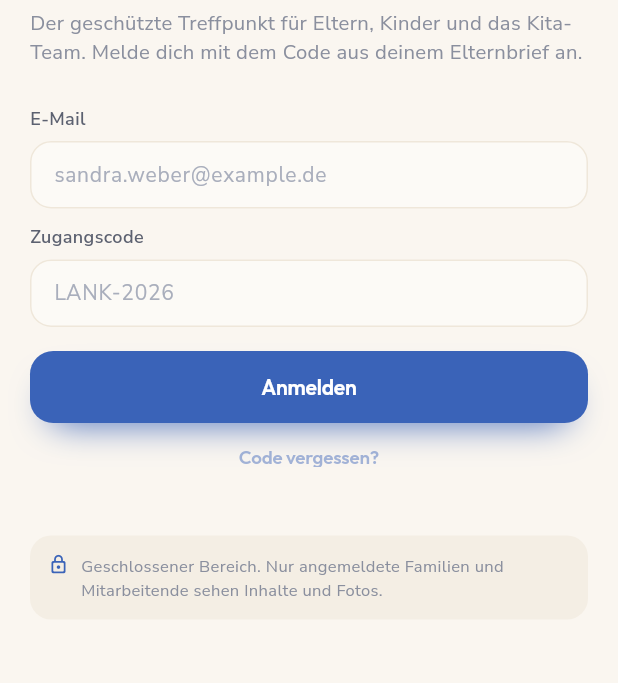
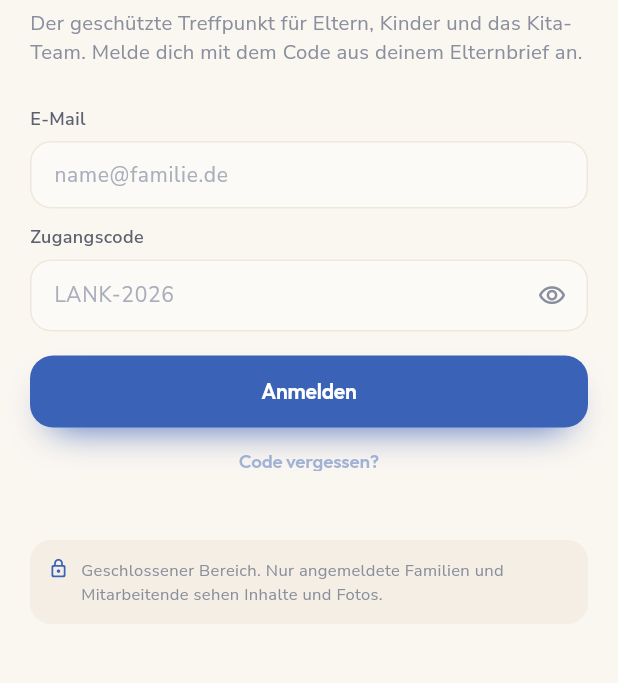
Before and after one commit to eins337/familienzentrum-app, a Flutter app: the screen it shows after launch, on a phone screen of 412 x 824 dp, the part 447-1130 px from its top. Run offline on Flutter 3.47's test engine with Material 3 defaults, Android fonts, the phone set to English and light mode, and no system bars; our stand-ins replace cached_network_image, file_picker, flutter_dotenv, flutter_riverpod, go_router, google_fonts and 2 more; accounts and stored records are empty.

Commit message:
Fix login code visibility, remove seeded email as placeholder, fix stale consent toggles
- login_screen: the Zugangscode field had no obscureText, so the access
  code was shown in cleartext while typing. Added obscureText with a
  show/hide toggle (NField/NInput gained a suffixIcon slot for this).
  Also replaced the E-Mail field's placeholder — it was a real seeded
  account's address (sandra.weber@example.de) — with a generic example.
- providers: myChildrenProvider was a one-shot FutureProvider, so the
  Profil screen's photo-consent "Freigaben" toggles (and "Wichtig für
  die Kita" hints) wrote successfully but the screen never reflected
  it — same stale-provider pattern as the earlier chat playdate card
  bug. Rebuilt it as a Provider deriving from the already-live
  allChildrenProvider stream, filtered by family, so edits update
  immediately everywhere it's read (Profil, Gruppen, Spielanfrage,
  Feed). Removed the now-unused one-shot fetchChildrenForFamily.
- profil_screen: added error feedback to the consent toggles, which
  previously failed silently on error like other fire-and-forget calls
  fixed earlier this session.

Co-Authored-By: Claude Sonnet 5 <noreply@anthropic.com>
Claude-Session: https://claude.ai/code/session_01QkWNacqdv1eayLgYvz7Xeb

```diff
--- a/app/lib/screens/login_screen.dart
+++ b/app/lib/screens/login_screen.dart
@@ -16,6 +16,7 @@ class _LoginScreenState extends ConsumerState<LoginScreen> {
   final _emailCtrl = TextEditingController();
   final _codeCtrl = TextEditingController();
   bool _loading = false;
+  bool _codeVisible = false;
   String? _error;
 
   @override
@@ -67,9 +68,18 @@ class _LoginScreenState extends ConsumerState<LoginScreen> {
                 ),
               ),
               const SizedBox(height: 26),
-              NField(label: 'E-Mail', controller: _emailCtrl, hintText: 'sandra.weber@example.de', keyboardType: TextInputType.emailAddress),
+              NField(label: 'E-Mail', controller: _emailCtrl, hintText: 'name@familie.de', keyboardType: TextInputType.emailAddress),
               const SizedBox(height: 10),
-              NField(label: 'Zugangscode', controller: _codeCtrl, hintText: 'LANK-2026'),
+              NField(
+                label: 'Zugangscode',
+                controller: _codeCtrl,
+                hintText: 'LANK-2026',
+                obscureText: !_codeVisible,
+                suffixIcon: IconButton(
+                  icon: Icon(_codeVisible ? Icons.visibility_off_outlined : Icons.visibility_outlined, size: 19, color: AppColors.muted),
+                  onPressed: () => setState(() => _codeVisible = !_codeVisible),
+                ),
+              ),
               if (_error != null) ...[
                 const SizedBox(height: 10),
                 Text(_error!, style: const TextStyle(fontSize: 12.5, color: AppColors.error)),
--- a/app/lib/services/kita_service.dart
+++ b/app/lib/services/kita_service.dart
@@ -12,11 +12,6 @@ class KitaService {
   Future<List<GroupTeamMember>> fetchGroupTeam(String groupId) async {
     final rows = await supa.from('group_team_members').select().eq('group_id', groupId).order('sort_order');
     return rows.map(GroupTeamMember.fromMap).toList();
-  }
-
-  Future<List<Child>> fetchChildrenForFamily(String familyId) async {
-    final rows = await supa.from('children').select().eq('family_id', familyId);
-    return rows.map(Child.fromMap).toList();
   }
 
   Stream<List<FamilyMember>> streamFamilyMembers() {
--- a/app/lib/widgets/n_field.dart
+++ b/app/lib/widgets/n_field.dart
@@ -17,6 +17,7 @@ class NField extends StatelessWidget {
     this.readOnly = false,
     this.onTap,
     this.autofocus = false,
+    this.suffixIcon,
   });
 
   final String label;
@@ -30,6 +31,7 @@ class NField extends StatelessWidget {
   final bool readOnly;
   final VoidCallback? onTap;
   final bool autofocus;
+  final Widget? suffixIcon;
 
   @override
   Widget build(BuildContext context) {
@@ -49,6 +51,7 @@ class NField extends StatelessWidget {
           readOnly: readOnly,
           onTap: onTap,
           autofocus: autofocus,
+          suffixIcon: suffixIcon,
         ),
       ],
     );
@@ -70,6 +73,7 @@ class NInput extends StatelessWidget {
     this.onTap,
     this.autofocus = false,
     this.prefixIcon,
+    this.suffixIcon,
   });
 
   final TextEditingController? controller;
@@ -83,6 +87,7 @@ class NInput extends StatelessWidget {
   final VoidCallback? onTap;
   final bool autofocus;
   final Widget? prefixIcon;
+  final Widget? suffixIcon;
 
   @override
   Widget build(BuildContext context) {
@@ -105,6 +110,7 @@ class NInput extends StatelessWidget {
         fillColor: AppColors.surfaceAlt,
         isDense: true,
         prefixIcon: prefixIcon,
+        suffixIcon: suffixIcon,
         contentPadding: const EdgeInsets.symmetric(horizontal: 12, vertical: 12),
         border: OutlineInputBorder(
           borderRadius: BorderRadius.circular(AppRadius.input),
```
Also changed, not shown: app/lib/screens/profil/profil_screen.dart (+14 -2 lines), app/lib/state/providers.dart (+9 -3 lines).
